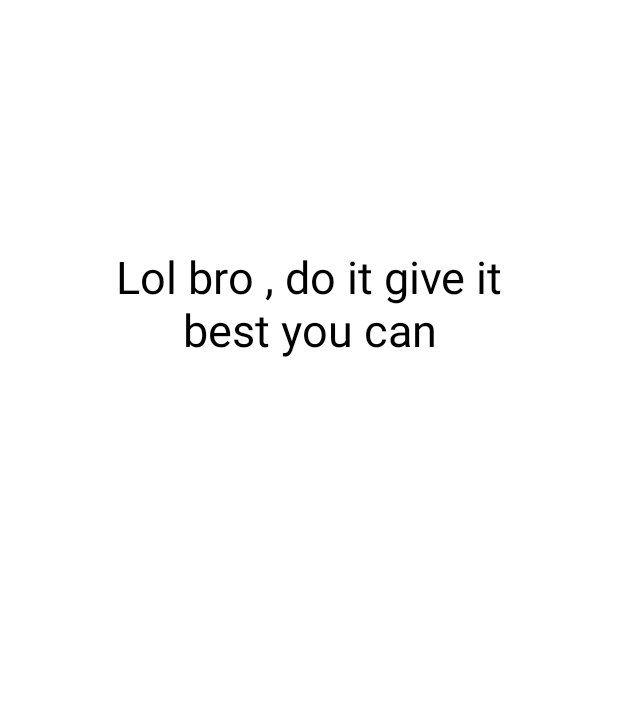
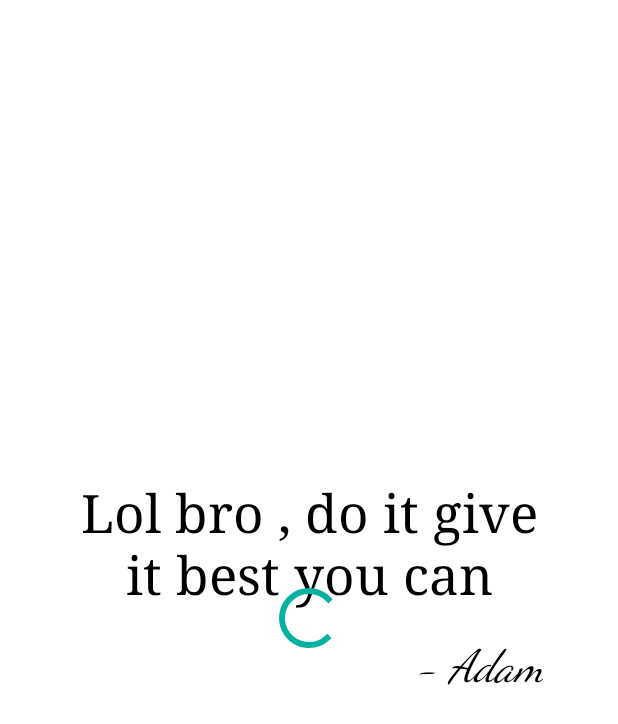
Before and after one commit to Chandra-Sekhar-Bala/MVVM-ToDo, an Android app: the layout activity_motivation.xml on its own in the app's theme, with its tools: preview values and no code run, on a phone screen of 412 x 824 dp. Shown: the top 724 px of the screen. Run offline under Robolectric (Android 15) with nearby library versions, the phone set to English and light mode, and no system bars; Roboto replaces fonts that are not available here.

Commit message:
MVVM App Completed

```diff
--- a/app/src/main/AndroidManifest.xml
+++ b/app/src/main/AndroidManifest.xml
@@ -15,7 +15,7 @@
         android:theme="@style/Theme.ToDo"
         tools:targetApi="31">
         <activity
-            android:name=".motivation.MotivationActivity"
+            android:name=".ShowMotivation.MotivationActivity"
             android:exported="false" />
         <activity
             android:name=".MainActivity"
--- a/app/src/main/java/com/sekhar/todo/app/MainActivity.kt
+++ b/app/src/main/java/com/sekhar/todo/app/MainActivity.kt
@@ -5,7 +5,7 @@ import android.os.Bundle
 import android.view.Menu
 import android.view.MenuItem
 import androidx.appcompat.app.AppCompatActivity
-import com.sekhar.todo.app.motivation.MotivationActivity
+import com.sekhar.todo.app.ShowMotivation.MotivationActivity
 
 class MainActivity : AppCompatActivity() {
     override fun onCreate(savedInstanceState: Bundle?) {
--- a/app/src/main/res/layout/activity_motivation.xml
+++ b/app/src/main/res/layout/activity_motivation.xml
@@ -6,19 +6,44 @@
     <androidx.constraintlayout.widget.ConstraintLayout
         android:layout_width="match_parent"
         android:layout_height="match_parent"
-        tools:context=".motivation.MotivationActivity">
+        tools:context=".ShowMotivation.MotivationActivity">
 
         <TextView
             android:id="@+id/quote"
             android:layout_width="match_parent"
             android:layout_height="wrap_content"
-            android:layout_marginTop="164dp"
             android:layout_marginHorizontal="50dp"
+            android:fontFamily="serif"
+            android:textAlignment="center"
+            android:textSize="35sp"
+            app:layout_constraintBottom_toBottomOf="parent"
+            app:layout_constraintEnd_toEndOf="parent"
+            app:layout_constraintStart_toStartOf="parent"
+            app:layout_constraintTop_toTopOf="parent"
+            app:layout_constraintVertical_bias="0.432"
+            tools:text="Lol bro , do it give it best you can" />
+
+        <TextView
+            android:id="@+id/author"
+            android:layout_width="match_parent"
+            android:layout_height="wrap_content"
+            android:layout_marginHorizontal="50dp"
+            android:layout_marginTop="20dp"
+            android:fontFamily="cursive"
+            android:textAlignment="textEnd"
             android:textSize="30sp"
-            android:textAlignment="center"
-            tools:text="Lol bro , do it give it best you can"
+            android:textStyle="italic"
+            app:layout_constraintEnd_toEndOf="@+id/quote"
+            app:layout_constraintTop_toBottomOf="@+id/quote"
+            tools:text="- Adam" />
+
+        <ProgressBar
+            android:id="@+id/progressBar"
+            style="?android:attr/progressBarStyle"
+            android:layout_width="wrap_content"
+            android:layout_height="wrap_content"
+            app:layout_constraintBottom_toBottomOf="parent"
             app:layout_constraintEnd_toEndOf="parent"
-            app:layout_constraintHorizontal_bias="1.0"
             app:layout_constraintStart_toStartOf="parent"
             app:layout_constraintTop_toTopOf="parent" />
 
--- a/app/src/main/res/values-night/themes.xml
+++ b/app/src/main/res/values-night/themes.xml
@@ -7,10 +7,10 @@
         <item name="colorOnPrimary">@color/black</item>
         <!-- Secondary brand color. -->
         <item name="colorSecondary">@color/teal_200</item>
-        <item name="colorSecondaryVariant">@color/teal_200</item>
+        <item name="colorSecondaryVariant">@color/teal_700</item>
         <item name="colorOnSecondary">@color/black</item>
         <!-- Status bar color. -->
-        <item name="android:statusBarColor" tools:targetApi="l">?attr/colorPrimaryVariant</item>
+        <item name="android:statusBarColor" >?attr/colorPrimaryVariant</item>
         <!-- Customize your theme here. -->
         <item name="android:textColor">@color/white</item>
     </style>
--- a/app/src/main/res/values/strings.xml
+++ b/app/src/main/res/values/strings.xml
@@ -5,4 +5,5 @@
     <string name="save_todo">Save TODO</string>
     <string name="save">Save</string>
     <string name="update">Update</string>
+    <string name="author">By: %s"</string>
 </resources>
--- a/app/src/main/res/values/themes.xml
+++ b/app/src/main/res/values/themes.xml
@@ -10,7 +10,7 @@
         <item name="colorSecondaryVariant">@color/teal_700</item>
         <item name="colorOnSecondary">@color/black</item>
         <!-- Status bar color. -->
-        <item name="android:statusBarColor" tools:targetApi="l">?attr/colorPrimaryVariant</item>
+        <item name="android:statusBarColor" >?attr/colorPrimaryVariant</item>
         <!-- Customize your theme here. -->
         <item name="android:textColor">@color/black</item>
     </style>
```
Also changed, not shown: app/src/main/java/com/sekhar/todo/app/ShowMotivation/MotivationActivity.kt (added, +45 -0 lines), app/src/main/java/com/sekhar/todo/app/ShowMotivation/MotivationViewModel.kt (added, +85 -0 lines), app/src/main/java/com/sekhar/todo/app/motivation/MotivationActivity.kt (deleted, +0 -50 lines).
